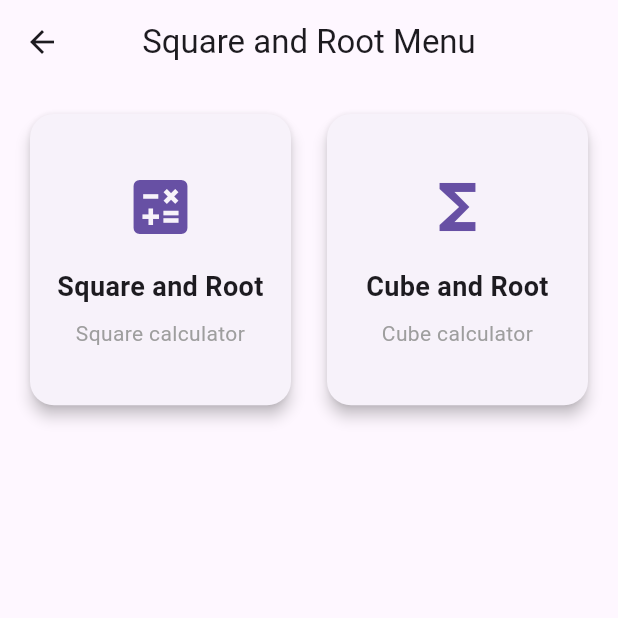
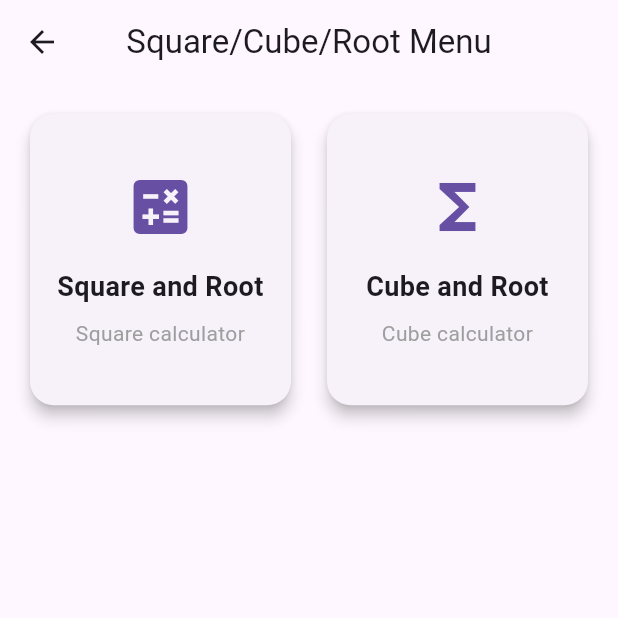
Before and after one commit to ahmadhanis/AqielWS, a Flutter app: the PowerRootMenu screen opened directly, on a phone screen of 412 x 824 dp, the top half of it. Run offline on Flutter 3.47's test engine with Material 3 defaults, Android fonts, the light colour scheme and no system bars; our stand-ins replace fl_chart, google_fonts, icons_plus, image_picker, shared_preferences; accounts and stored records are empty.

Commit message:
update icon and appname

```diff
--- a/form1_math/lib/topic3/powerrootmenu.dart
+++ b/form1_math/lib/topic3/powerrootmenu.dart
@@ -30,7 +30,7 @@ class _PowerRootMenuState extends State<PowerRootMenu> {
   Widget build(BuildContext context) {
     return Scaffold(
       appBar: AppBar(
-        title: const Text('Square and Root Menu'),
+        title: const Text('Square/Cube/Root Menu'),
         centerTitle: true,
         elevation: 0,
       ),
```
Also changed, not shown: 2 other files.
